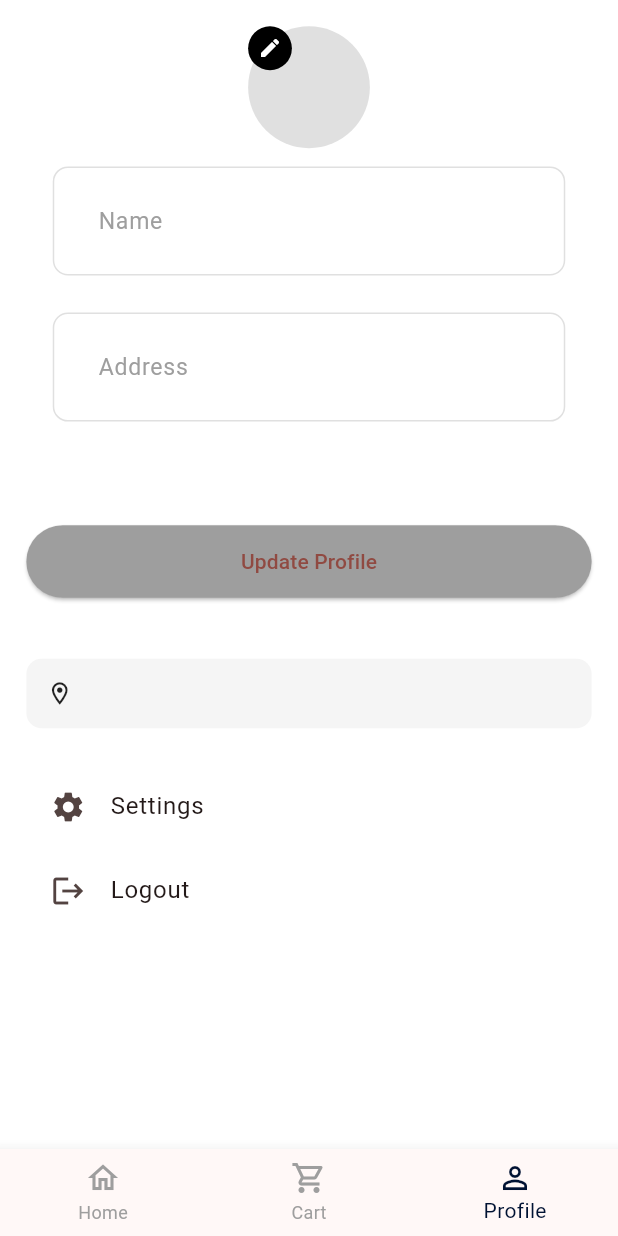
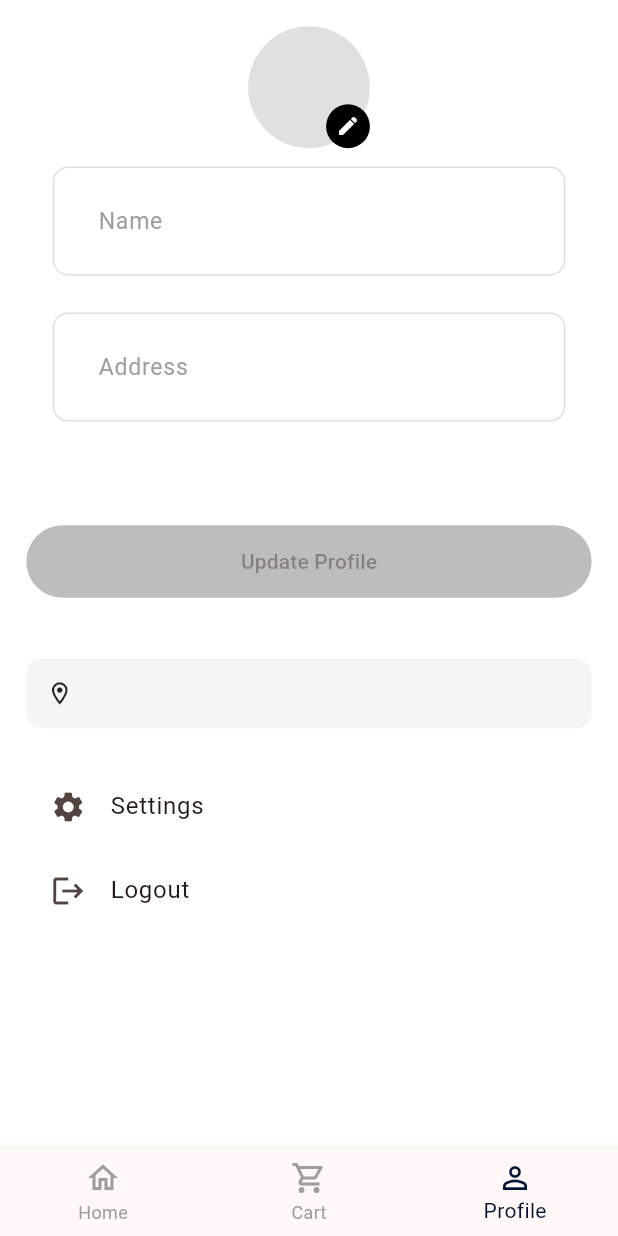
Before and after one commit to Alpha-Ronald/pet_project_demo, a Flutter app: the DashboardScreenUI screen opened directly, item 3 of the bottom bar chosen, on a phone screen of 412 x 824 dp. Run offline on Flutter 3.47's test engine with Material 3 defaults, Android fonts, the phone set to English and light mode, and no system bars; our stand-ins replace cloud_firestore, firebase_auth, firebase_core, firebase_storage, flutter_screenutil, image_picker; accounts and stored records are empty; generated files the repository leaves out were written again.

Commit message:
Update profile screen with image preview, change detection, and improved upload logic.

```diff
--- a/lib/features/dashboard/profile_screen.dart
+++ b/lib/features/dashboard/profile_screen.dart
@@ -42,12 +42,19 @@ class _ProfileSectionState extends State<ProfileSection> {
   }
 
 
-  void _onChanged(){
+  void _onChanged() {
+    final originalName = widget.userData?['name'] ?? "";
+    final originalAddress = widget.userData?['address'] ?? "";
+
+    final isDifferent =
+        nameController.text.trim() != originalName ||
+            addressController.text.trim() != originalAddress ||
+            selectedImage != null;
+
     setState(() {
-      hasChanged = true;
+      hasChanged = isDifferent;
     });
   }
-
 
 
 
@@ -95,14 +102,23 @@ class _ProfileSectionState extends State<ProfileSection> {
                     CircleAvatar(
                       radius: 40.r,
                       backgroundColor: Colors.grey.shade300,
-                      backgroundImage:
-                      selectedImage != null ? FileImage(selectedImage!) : null,
-                      child: selectedImage == null
-                          ? Text(getInitials(name),
-                          style: TextStyle(fontSize: 20, color: Colors.black))
+                      backgroundImage: selectedImage != null
+                          ? FileImage(selectedImage!)
+                          : (widget.userData?['imageUrl'] != null
+                          ? NetworkImage(widget.userData!['imageUrl'])
+                          : null) as ImageProvider?,
+                      child: selectedImage == null &&
+                          widget.userData?['imageUrl'] == null
+                          ? Text(
+                        getInitials(name),
+                        style: TextStyle(fontSize: 20, color: Colors.black),
+                      )
                           : null,
                     ),
-                    GestureDetector(
+                    Positioned(
+                      bottom: 0,
+                      right: 0,
+                      child: GestureDetector(
                         onTap: () async {
                           final file = await pickImage();
 
@@ -130,15 +146,14 @@ class _ProfileSectionState extends State<ProfileSection> {
 
                             }
 
+                            finally {
                               setState(() {
-                            isLoading= false;
+                                isLoading = false;
                               });
+                            }
                           }
 
                         },
-                      child: Positioned(
-                        bottom: 0,
-                        right: 0,
                         child: Container(
                           padding: EdgeInsets.all(6.w),
                           decoration: BoxDecoration(
@@ -189,7 +204,8 @@ class _ProfileSectionState extends State<ProfileSection> {
 
             SizedBox(
               width: double.infinity,
-              child: ElevatedButton(onPressed: isLoading ?null :()async{
+              child: ElevatedButton(
+                  onPressed: (!hasChanged || isLoading) ?null :()async{
                 setState(() {
                   isLoading =true;
                 });
@@ -198,7 +214,7 @@ class _ProfileSectionState extends State<ProfileSection> {
                   final uid = AuthService().currentUser!.uid;
 
                   await UserService().updateUser(uid: uid, data:{
-                  "name": nameController.text.trim,
+                  "name": nameController.text.trim(),
                     "address": addressController.text.trim(),
                     if(uploadedImageURL != null)
                       "imageUrl": uploadedImageURL
@@ -207,6 +223,11 @@ class _ProfileSectionState extends State<ProfileSection> {
 
                   );
                   ScaffoldMessenger.of(context).showSnackBar(SnackBar(content: Text('Profile succesfully updated')));
+
+                  setState(() {
+                    hasChanged = false;
+                    uploadedImageURL = null;
+                  });
 
 
                 }catch(e){
```
Lines whose indentation alone changed are shown as unchanged.
